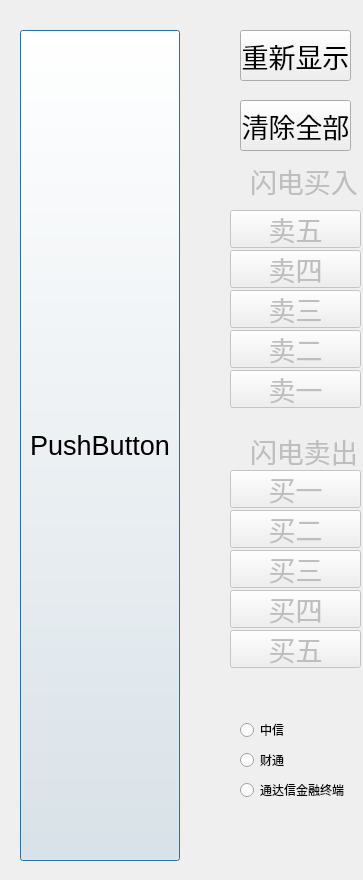
Old version of the form frontend/main.ui in the repository pleiadesian/IdaoWatcher.
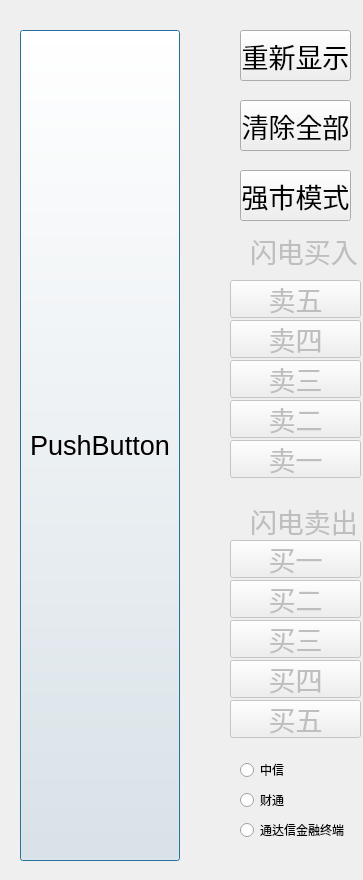
New version of the form.

Commit message: add strong shm

What changed in the file:
```diff
--- a/frontend/main.ui
+++ b/frontend/main.ui
@@ -275,7 +275,7 @@
    <property name="geometry">
     <rect>
      <x>230</x>
-     <y>210</y>
+     <y>280</y>
      <width>131</width>
      <height>38</height>
     </rect>
@@ -298,7 +298,7 @@
    <property name="geometry">
     <rect>
      <x>250</x>
-     <y>160</y>
+     <y>230</y>
      <width>131</width>
      <height>41</height>
     </rect>
@@ -319,7 +319,7 @@
    <property name="geometry">
     <rect>
      <x>230</x>
-     <y>250</y>
+     <y>320</y>
      <width>131</width>
      <height>38</height>
     </rect>
@@ -342,7 +342,7 @@
    <property name="geometry">
     <rect>
      <x>230</x>
-     <y>290</y>
+     <y>360</y>
      <width>131</width>
      <height>38</height>
     </rect>
@@ -365,7 +365,7 @@
    <property name="geometry">
     <rect>
      <x>230</x>
-     <y>330</y>
+     <y>400</y>
      <width>131</width>
      <height>38</height>
     </rect>
@@ -388,7 +388,7 @@
    <property name="geometry">
     <rect>
      <x>230</x>
-     <y>370</y>
+     <y>440</y>
      <width>131</width>
      <height>38</height>
     </rect>
@@ -411,7 +411,7 @@
    <property name="geometry">
     <rect>
      <x>230</x>
-     <y>590</y>
+     <y>660</y>
      <width>131</width>
      <height>38</height>
     </rect>
@@ -434,7 +434,7 @@
    <property name="geometry">
     <rect>
      <x>230</x>
-     <y>510</y>
+     <y>580</y>
      <width>131</width>
      <height>38</height>
     </rect>
@@ -457,7 +457,7 @@
    <property name="geometry">
     <rect>
      <x>230</x>
-     <y>550</y>
+     <y>620</y>
      <width>131</width>
      <height>38</height>
     </rect>
@@ -480,7 +480,7 @@
    <property name="geometry">
     <rect>
      <x>230</x>
-     <y>630</y>
+     <y>700</y>
      <width>131</width>
      <height>38</height>
     </rect>
@@ -503,7 +503,7 @@
    <property name="geometry">
     <rect>
      <x>230</x>
-     <y>470</y>
+     <y>540</y>
      <width>131</width>
      <height>38</height>
     </rect>
@@ -526,7 +526,7 @@
    <property name="geometry">
     <rect>
      <x>250</x>
-     <y>430</y>
+     <y>500</y>
      <width>121</width>
      <height>41</height>
     </rect>
@@ -544,7 +544,7 @@
    <property name="geometry">
     <rect>
      <x>240</x>
-     <y>750</y>
+     <y>790</y>
      <width>121</width>
      <height>20</height>
     </rect>
@@ -557,7 +557,7 @@
    <property name="geometry">
     <rect>
      <x>240</x>
-     <y>780</y>
+     <y>820</y>
      <width>121</width>
      <height>20</height>
     </rect>
@@ -570,7 +570,7 @@
    <property name="geometry">
     <rect>
      <x>240</x>
-     <y>720</y>
+     <y>760</y>
      <width>100</width>
      <height>20</height>
     </rect>
@@ -579,6 +579,24 @@
     <string>中信</string>
    </property>
   </widget>
+  <widget class="QPushButton" name="pushButton_strong">
+   <property name="geometry">
+    <rect>
+     <x>240</x>
+     <y>170</y>
+     <width>111</width>
+     <height>51</height>
+    </rect>
+   </property>
+   <property name="font">
+    <font>
+     <pointsize>20</pointsize>
+    </font>
+   </property>
+   <property name="text">
+    <string>强市模式</string>
+   </property>
+  </widget>
  </widget>
  <resources/>
  <connections>
```
Left out of the diff: 69 changed lines with no effect on the pictures. The commit also changes 4 other files.
